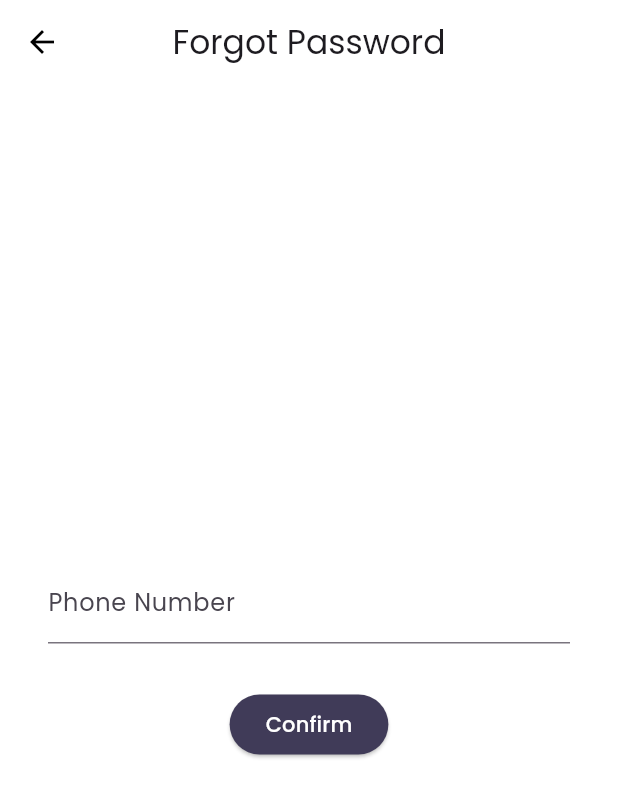
After one commit to vansh-121/Fliptronics, a Flutter app: the ForgetPage screen opened by its route, after a tap on "Confirm", after a tap on "Use Phone Number Instead", on a phone screen of 412 x 824 dp. The commit adds this screen. Shown: the top 797 px of the screen. Run offline on Flutter 3.47's test engine with Material 3 defaults, Android fonts, the light colour scheme and no system bars; drawn by our look-alikes of velocity_x; our stand-ins replace device_preview, firebase_auth, firebase_core, google_fonts, google_sign_in, sign_in_button and 1 more; accounts and stored records are empty.

Commit message:
phone_auth

```diff
--- a/lib/main.dart
+++ b/lib/main.dart
@@ -6,6 +6,8 @@ import 'package:flutter_catalogue/core/store.dart';
 import 'package:flutter_catalogue/pages/cart_page.dart';
 import 'package:flutter_catalogue/pages/forget_password.dart';
 import 'package:flutter_catalogue/pages/login_page.dart';
+import 'package:flutter_catalogue/pages/otp_page.dart';
+import 'package:flutter_catalogue/pages/phone_verification.dart';
 import 'package:flutter_catalogue/themes.dart';
 import 'package:flutter_catalogue/utils/routes.dart';
 import 'package:velocity_x/velocity_x.dart';
@@ -55,6 +57,8 @@ class MyApp extends StatelessWidget {
         Routes.loginRoute: (context) => LoginPage(),
         Routes.CartRoute: (context) => CartPage(),
         Routes.ForgotRoute: (context) => ForgetPage(),
+        Routes.PhoneRoute: (context) => PhonePage(),
+        Routes.OTPRoute: (context) => OtpPage(verificationid: 'verificationid',),
       },
     );
   }
--- a/lib/pages/forget_password.dart
+++ b/lib/pages/forget_password.dart
@@ -18,7 +18,7 @@ class _ForgetPageState extends State<ForgetPage> {
   TextEditingController emailController = TextEditingController();
   forgotpassword(String email) async {
     if (email == "") {
-      return Text("Please enter your email address");
+      return const Text("Please enter your email address");
     } else {
       FirebaseAuth.instance.sendPasswordResetEmail(email: email);
     }
@@ -71,8 +71,8 @@ class _ForgetPageState extends State<ForgetPage> {
                       context: context,
                       builder: (BuildContext context) {
                         return AlertDialog(
-                          title: Text("Success"),
-                          content: Text("Check your gmail"),
+                          title: const Text("Success"),
+                          content: const Text("Check your gmail"),
                           actions: [
                             TextButton(
                               onPressed: () {
@@ -93,6 +93,22 @@ class _ForgetPageState extends State<ForgetPage> {
                   "Confirm",
                 ),
               ),
+              SizedBox(
+                height: 20,
+              ),
+              TextButton(
+                onPressed: () {
+                  Navigator.of(context).pushNamed("/phoneverification");
+                },
+                child: Text(
+                  "Use Phone Number Instead",
+                  style: TextStyle(
+                    color: context.theme.hintColor, // Red color
+                    fontWeight: FontWeight.bold,
+                    fontSize: 15,
+                  ),
+                ),
+              ),
             ],
           ).p16(),
         )
--- a/lib/pages/login_page.dart
+++ b/lib/pages/login_page.dart
@@ -21,7 +21,7 @@ class _LoginPageState extends State<LoginPage> {
   bool changebutton = false;
 
   GoogleSignIn googleAuth = GoogleSignIn(
-    serverClientId:
+    clientId:
         '590193531184-ont553hvvvmicu965evaekb7iqefupqv.apps.googleusercontent.com',
   );
 
--- /dev/null
+++ b/lib/pages/phone_verification.dart
@@ -0,0 +1,95 @@
+import 'package:firebase_auth/firebase_auth.dart';
+import 'package:flutter/foundation.dart';
+import 'package:flutter/material.dart';
+import 'package:velocity_x/velocity_x.dart';
+
+import 'package:flutter/material.dart';
+
+class PhonePage extends StatefulWidget {
+  const PhonePage({super.key});
+
+  @override
+  State<PhonePage> createState() => _PhonePageState();
+}
+
+class _PhonePageState extends State<PhonePage> {
+  final TextEditingController phoneController = TextEditingController();
+  final GlobalKey<FormState> _formKey = GlobalKey<FormState>();
+
+  @override
+  Widget build(BuildContext context) {
+    return Scaffold(
+      backgroundColor: context.theme.cardColor,
+      appBar: AppBar(
+        title: const Text("Forgot Password"),
+        centerTitle: true,
+      ),
+      body: Column(mainAxisAlignment: MainAxisAlignment.center, children: [
+        Form(
+          key: _formKey, // Assign the GlobalKey to the Form
+          child: Column(
+            children: [
+              TextFormField(
+                controller: phoneController,
+                // Use the controller to get the input
+                decoration: const InputDecoration(
+                  hintText: "Enter your phone number",
+                  labelText: "Phone Number",
+                  prefixText: '+91 ', // Add country code prefix
+                ),
+                keyboardType:
+                    TextInputType.phone, // Set keyboard type for phone input
+                validator: (value) {
+                  if (value!.isEmpty) {
+                    return "Please enter your phone number";
+                  } else if (!RegExp(r"^[0-9]{10}$").hasMatch(value)) {
+                    return "Please enter a valid 10-digit phone number";
+                  }
+                  return null;
+                },
+              ),
+              const SizedBox(
+                height: 30,
+              ),
+              ElevatedButton(
+                onPressed: () async {
+                  if (_formKey.currentState!.validate()) {
+                    await FirebaseAuth.instance.verifyPhoneNumber(
+                      phoneNumber: '+91${phoneController.text.trim()}',
+                      verificationCompleted:
+                          (PhoneAuthCredential credential) async {
+                        // Automatically sign the user in
+                        await FirebaseAuth.instance
+                            .signInWithCredential(credential);
+                      },
+                      verificationFailed: (FirebaseAuthException exception) {
+                        // Display an error message
+                        if (kDebugMode) {
+                          print("Error: ${exception.message}");
+                        }
+                      },
+                      codeSent: (String verificationId, int? resendToken) {
+                        Navigator.of(context).pushNamed(
+                          '/otpverify',
+                          arguments: verificationId,
+                        );
+                      },
+                      codeAutoRetrievalTimeout: (String verificationId) {
+                        // Handle auto-retrieval timeout
+                      },
+                    );
+                  }
+                },
+                style: ElevatedButton.styleFrom(
+                  backgroundColor: Theme.of(context).shadowColor,
+                  foregroundColor: Colors.white,
+                ),
+                child: const Text("Confirm"),
+              )
+            ],
+          ).p16(),
+        )
+      ]).p16(),
+    );
+  }
+}
--- a/lib/utils/routes.dart
+++ b/lib/utils/routes.dart
@@ -4,4 +4,6 @@ class Routes {
   static String DetailsRoute = "/details";
   static String CartRoute = "/cart";
   static String ForgotRoute = "/forgot";
+  static String PhoneRoute = "/phoneverification";
+  static String OTPRoute = "/otpverify";
 }
```
Also changed, not shown: lib/pages/otp_page.dart (added, +91 -0 lines), lib/widgets/drawer.dart (+7 -2 lines), 2 other files.
